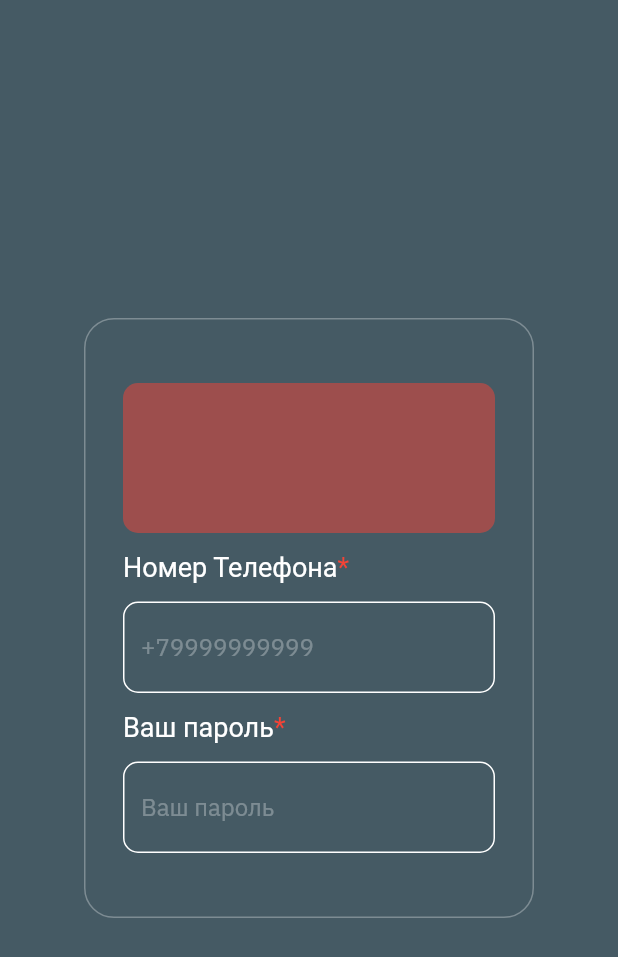
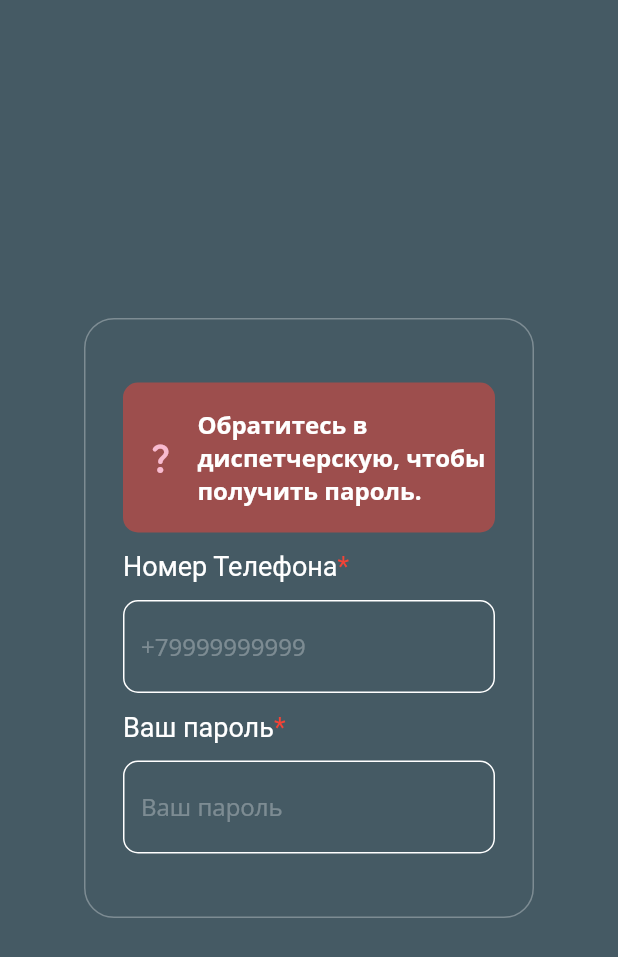
Before and after one commit to qoeru/Controller, a Flutter app: the screen it shows after launch, on a phone screen of 412 x 824 dp. Shown: the top 957 px of the screen. Run offline on Flutter 3.47's test engine with Material 2 defaults, Android fonts, the phone set to English and light mode, and no system bars; our stand-ins replace google_fonts.

Commit message:
edited callout on login page

```diff
--- a/lib/main.dart
+++ b/lib/main.dart
@@ -16,7 +16,7 @@ class MyApp extends StatelessWidget {
       debugShowCheckedModeBanner: false,
       title: 'Контролёр',
       theme: ThemeData(
-        textTheme: GoogleFonts.ibmPlexSansTextTheme(),
+        textTheme: GoogleFonts.openSansTextTheme(),
       ),
       home: const AuthPage(),
     );
--- a/lib/pages/login.dart
+++ b/lib/pages/login.dart
@@ -43,7 +43,7 @@ class Login extends StatelessWidget {
       ),
     );
 
-    var textFieldBorder = OutlineInputBorder(
+    var textFieldBorder = const OutlineInputBorder(
         borderSide: BorderSide(color: Colors.white),
         borderRadius: BorderRadius.all(Radius.circular(10)));
 
@@ -67,6 +67,28 @@ class Login extends StatelessWidget {
                   decoration: BoxDecoration(
                       color: Colors.red.withOpacity(0.5),
                       borderRadius: BorderRadius.all(Radius.circular(10))),
+                  child: Row(
+                    children: [
+                      Expanded(
+                          flex: 1,
+                          child: Icon(
+                            Icons.question_mark_rounded,
+                            color: Colors.pink.shade100,
+                          )),
+                      Expanded(
+                        flex: 4,
+                        child: Text(
+                          'Обратитесь в диспетчерскую, чтобы получить пароль.',
+                          maxLines: 3,
+                          overflow: TextOverflow.ellipsis,
+                          style: TextStyle(
+                              color: Colors.white,
+                              fontSize: 16,
+                              fontWeight: FontWeight.bold),
+                        ),
+                      )
+                    ],
+                  ),
                 ),
                 phoneNumberString,
                 TextField(
```
